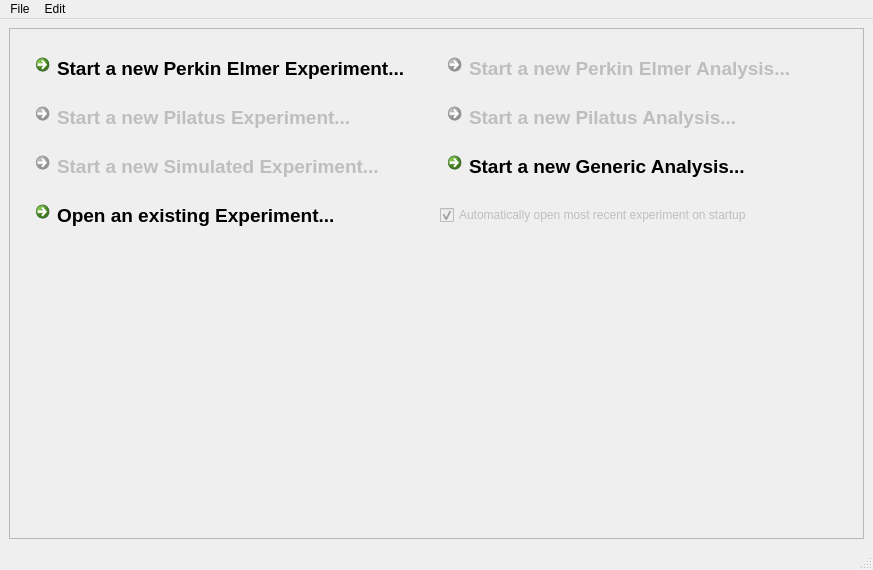
This is source/qxrdwelcomewindow.ui in guyjennings/qxrd as Qt 5 draws it before an edit. The edited form follows.
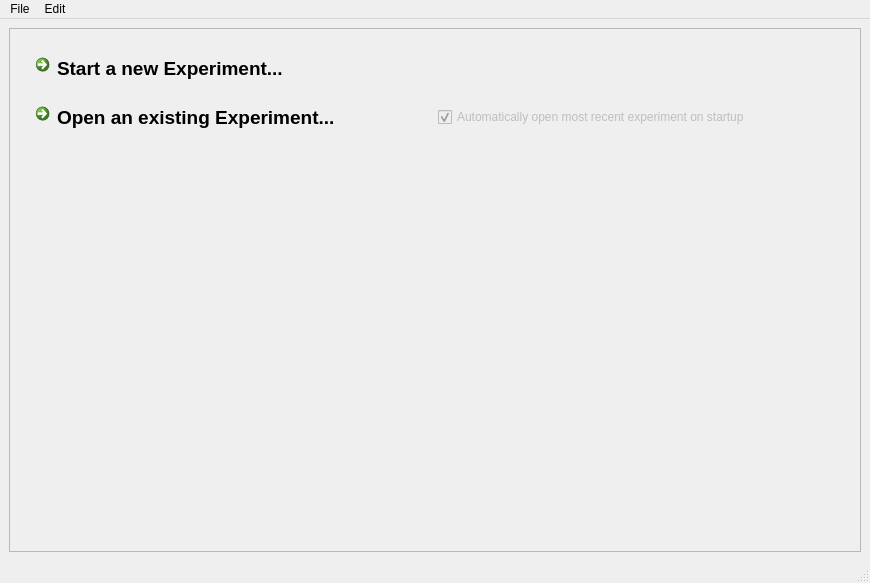
This is the edited form. Icons and pictures are not drawn.

Commit message: More work on welcome window

The edit to the form file:
```diff
--- a/source/qxrdwelcomewindow.ui
+++ b/source/qxrdwelcomewindow.ui
@@ -6,8 +6,8 @@
    <rect>
     <x>0</x>
     <y>0</y>
-    <width>873</width>
-    <height>570</height>
+    <width>870</width>
+    <height>583</height>
    </rect>
   </property>
   <property name="windowTitle">
@@ -25,159 +25,15 @@
         <rect>
          <x>0</x>
          <y>0</y>
-         <width>847</width>
-         <height>501</height>
+         <width>844</width>
+         <height>514</height>
         </rect>
        </property>
        <layout class="QGridLayout" name="gridLayout_2">
         <item row="0" column="0">
          <widget class="QWidget" name="widget" native="true">
           <layout class="QGridLayout" name="m_GridLayout">
-           <item row="1" column="0">
-            <widget class="QCommandLinkButton" name="m_NewPerkinElmerAcquisition">
-             <property name="font">
-              <font>
-               <pointsize>14</pointsize>
-              </font>
-             </property>
-             <property name="text">
-              <string>Start a new Perkin Elmer Experiment...</string>
-             </property>
-             <property name="icon">
-              <iconset resource="qxrdresources.qrc">
-               <normaloff>:/images/list-add.png</normaloff>:/images/list-add.png</iconset>
-             </property>
-             <property name="iconSize">
-              <size>
-               <width>32</width>
-               <height>32</height>
-              </size>
-             </property>
-            </widget>
-           </item>
-           <item row="1" column="1">
-            <widget class="QCommandLinkButton" name="m_NewPerkinElmerAnalysis">
-             <property name="enabled">
-              <bool>false</bool>
-             </property>
-             <property name="font">
-              <font>
-               <pointsize>14</pointsize>
-              </font>
-             </property>
-             <property name="text">
-              <string>Start a new Perkin Elmer Analysis...</string>
-             </property>
-             <property name="icon">
-              <iconset resource="qxrdresources.qrc">
-               <normaloff>:/images/system-run.png</normaloff>:/images/system-run.png</iconset>
-             </property>
-             <property name="iconSize">
-              <size>
-               <width>32</width>
-               <height>32</height>
-              </size>
-             </property>
-            </widget>
-           </item>
            <item row="2" column="0">
-            <widget class="QCommandLinkButton" name="m_NewPilatusAcquisition">
-             <property name="enabled">
-              <bool>false</bool>
-             </property>
-             <property name="font">
-              <font>
-               <pointsize>14</pointsize>
-              </font>
-             </property>
-             <property name="text">
-              <string>Start a new Pilatus Experiment...</string>
-             </property>
-             <property name="icon">
-              <iconset resource="qxrdresources.qrc">
-               <normaloff>:/images/list-add.png</normaloff>:/images/list-add.png</iconset>
-             </property>
-             <property name="iconSize">
-              <size>
-               <width>32</width>
-               <height>32</height>
-              </size>
-             </property>
-            </widget>
-           </item>
-           <item row="2" column="1">
-            <widget class="QCommandLinkButton" name="m_NewPilatusAnalysis">
-             <property name="enabled">
-              <bool>false</bool>
-             </property>
-             <property name="font">
-              <font>
-               <pointsize>14</pointsize>
-              </font>
-             </property>
-             <property name="text">
-              <string>Start a new Pilatus Analysis...</string>
-             </property>
-             <property name="icon">
-              <iconset resource="qxrdresources.qrc">
-               <normaloff>:/images/system-run.png</normaloff>:/images/system-run.png</iconset>
-             </property>
-             <property name="iconSize">
-              <size>
-               <width>32</width>
-               <height>32</height>
-              </size>
-             </property>
-            </widget>
-           </item>
-           <item row="3" column="0">
-            <widget class="QCommandLinkButton" name="m_NewSimulatedAcquisition">
-             <property name="enabled">
-              <bool>false</bool>
-             </property>
-             <property name="font">
-              <font>
-               <pointsize>14</pointsize>
-              </font>
-             </property>
-             <property name="text">
-              <string>Start a new Simulated Experiment...</string>
-             </property>
-             <property name="icon">
-              <iconset resource="qxrdresources.qrc">
-               <normaloff>:/images/list-add.png</normaloff>:/images/list-add.png</iconset>
-             </property>
-             <property name="iconSize">
-              <size>
-               <width>32</width>
-               <height>32</height>
-              </size>
-             </property>
-            </widget>
-           </item>
-           <item row="3" column="1">
-            <widget class="QCommandLinkButton" name="m_NewGenericAnalysis">
-             <property name="font">
-              <font>
-               <pointsize>14</pointsize>
-              </font>
-             </property>
-             <property name="text">
-              <string>Start a new Generic Analysis...</string>
-             </property>
-             <property name="icon">
-              <iconset resource="qxrdresources.qrc">
-               <normaloff>:/images/system-run.png</normaloff>:/images/system-run.png</iconset>
-             </property>
-             <property name="iconSize">
-              <size>
-               <width>32</width>
-               <height>32</height>
-              </size>
-             </property>
-            </widget>
-           </item>
-           <item row="4" column="0">
             <widget class="QCommandLinkButton" name="m_OpenExistingExperiment">
              <property name="font">
               <font>
@@ -199,7 +55,7 @@
              </property>
             </widget>
            </item>
-           <item row="4" column="1">
+           <item row="2" column="1">
             <widget class="QCheckBox" name="m_AutoOpenRecent">
              <property name="enabled">
               <bool>false</bool>
@@ -212,6 +68,28 @@
              </property>
             </widget>
            </item>
+           <item row="1" column="0">
+            <widget class="QCommandLinkButton" name="m_NewExperiment">
+             <property name="font">
+              <font>
+               <pointsize>14</pointsize>
+              </font>
+             </property>
+             <property name="text">
+              <string>Start a new Experiment...</string>
+             </property>
+             <property name="icon">
+              <iconset resource="qxrdresources.qrc">
+               <normaloff>:/images/list-add.png</normaloff>:/images/list-add.png</iconset>
+             </property>
+             <property name="iconSize">
+              <size>
+               <width>32</width>
+               <height>32</height>
+              </size>
+             </property>
+            </widget>
+           </item>
           </layout>
          </widget>
         </item>
@@ -242,7 +120,7 @@
     <rect>
      <x>0</x>
      <y>0</y>
-     <width>873</width>
+     <width>870</width>
      <height>22</height>
     </rect>
    </property>
```
Left out of the diff: 53 changed lines with no effect on the pictures. The commit also changes 2 other files.
